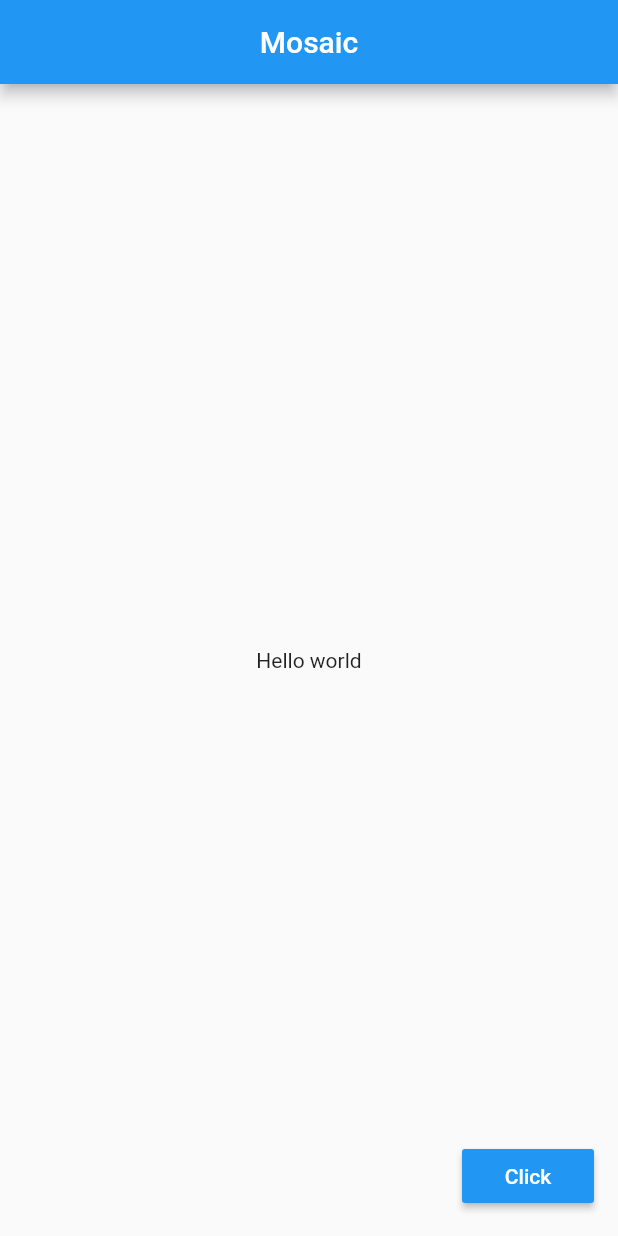
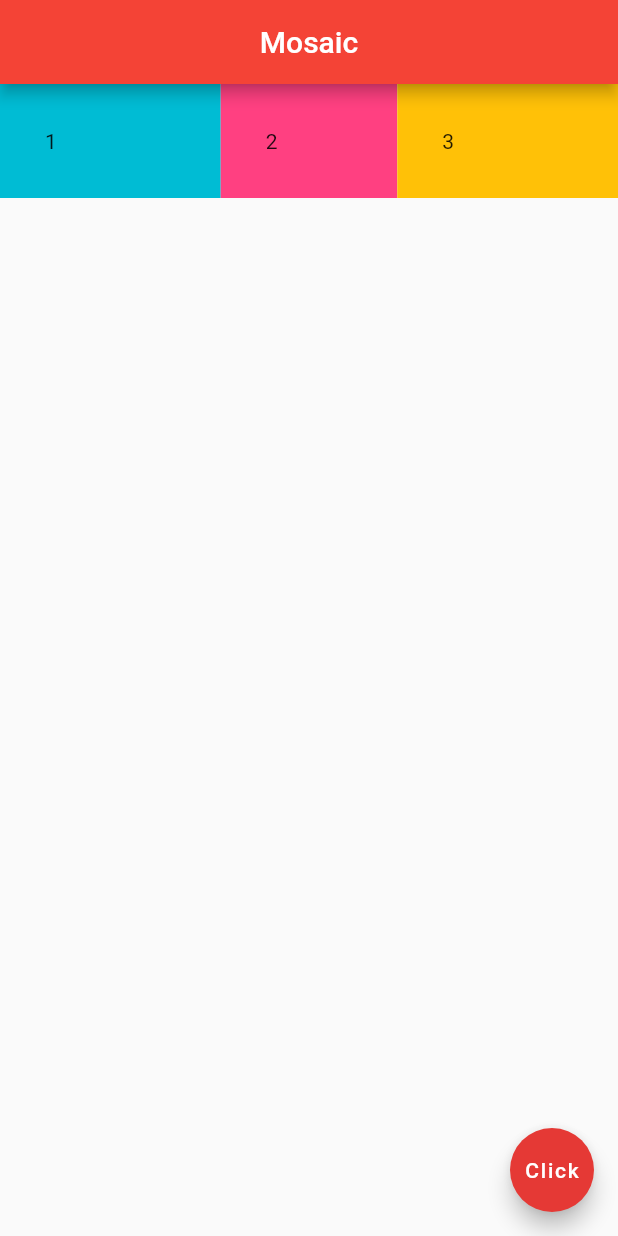
Before and after one commit to oreoluwa-bs/Flutter-Practice, a Flutter app: the screen it shows after launch, on a phone screen of 412 x 824 dp. Run offline on Flutter 3.47's test engine with Material 2 defaults, Android fonts, the phone set to English and light mode, and no system bars.

Commit message:
Episode 14

```diff
--- a/lib/main.dart
+++ b/lib/main.dart
@@ -2,21 +2,52 @@ import 'package:flutter/material.dart';
 
 void main() => runApp(
       MaterialApp(
-        home: Scaffold(
+        theme: ThemeData(primaryColor: Colors.red[500]),
+        home: MyApp(),
+      ),
+    );
+
+class MyApp extends StatelessWidget {
+  @override
+  Widget build(BuildContext context) {
+    return Scaffold(
       appBar: AppBar(
         title: Text('Mosaic'),
         centerTitle: true,
       ),
-          body: Center(
-            child: Text('Hello world'),
+      body: Row(
+        children: <Widget>[
+          Expanded(
+            flex: 5,
+            child: Container(
+              padding: EdgeInsets.all(30.0),
+              color: Colors.cyan,
+              child: Text('1'),
             ),
-          floatingActionButton: RaisedButton(
-            color: Colors.blue,
-            textColor: Colors.white,
-            onPressed: () => print('hi'),
-            focusColor: Colors.blue,
+          ),
+          Expanded(
+            flex: 4,
+            child: Container(
+              padding: EdgeInsets.all(30.0),
+              color: Colors.pinkAccent,
+              child: Text('2'),
+            ),
+          ),
+          Expanded(
+            flex: 5,
+            child: Container(
+              padding: EdgeInsets.all(30.0),
+              color: Colors.amber,
+              child: Text('3'),
+            ),
+          ),
+        ],
+      ),
+      floatingActionButton: FloatingActionButton(
+        backgroundColor: Colors.red[600],
+        onPressed: () {},
         child: Text('Click'),
       ),
-        ),
-      ),
     );
+  }
+}
--- a/pubspec.yaml
+++ b/pubspec.yaml
@@ -56,6 +56,10 @@ flutter:
   # "family" key with the font family name, and a "fonts" key with a
   # list giving the asset and other descriptors for the font. For
   # example:
+  fonts:
+    - family: BubbleGum
+      fonts:
+        - asset: fonts/BUBBLEGUM.TTF
   # fonts:
   #   - family: Schyler
   #     fonts:
```
Also changed, not shown: fonts/BUBBLEGUM.TTF (added). Lines whose indentation alone changed are shown as unchanged.
